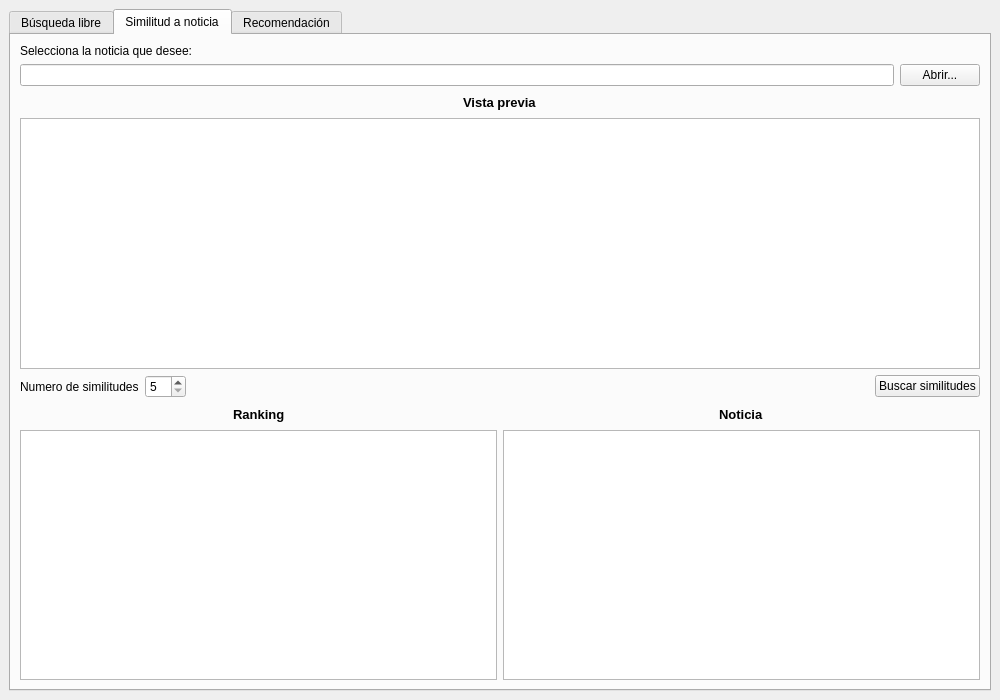
Before: the Qt Designer form window.ui in pablopascu99/practicaSSII, drawn with Qt 5.
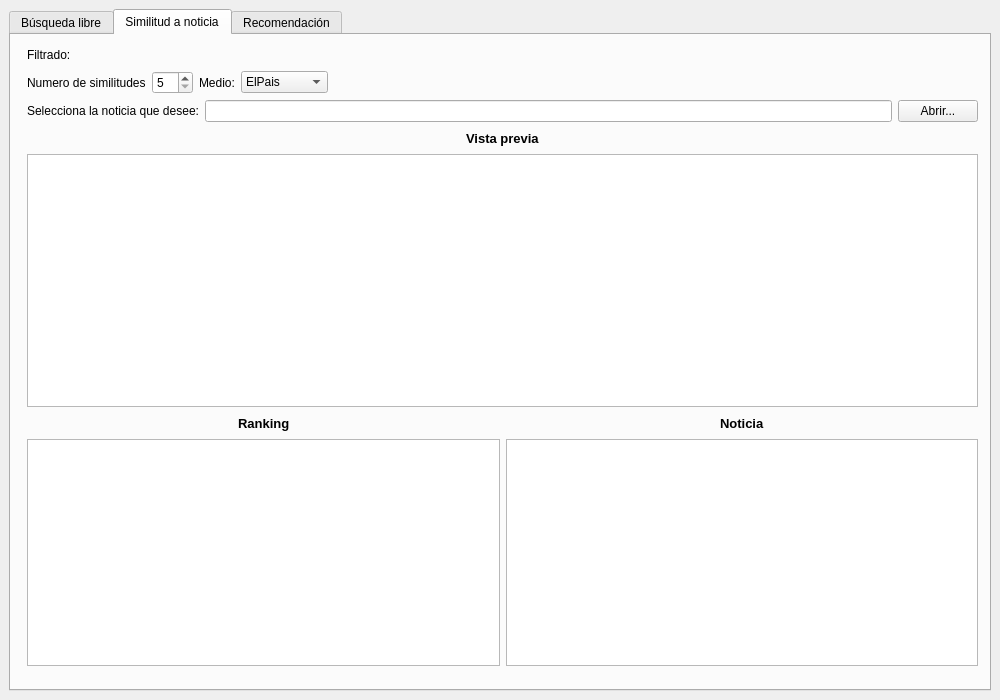
After: the same form once the commit is applied. The open tabs and pages were chosen to show the change.

The edit to the form file:
```diff
--- a/window.ui
+++ b/window.ui
@@ -26,7 +26,7 @@
    <string>MainWindow</string>
   </property>
   <widget class="QWidget" name="centralwidget">
-   <layout class="QGridLayout" name="gridLayout_3">
+   <layout class="QGridLayout" name="gridLayout">
     <item row="0" column="0">
      <widget class="QTabWidget" name="tabWidget">
       <property name="currentIndex">
@@ -262,12 +262,104 @@
        <attribute name="title">
         <string>Similitud a noticia</string>
        </attribute>
-       <layout class="QGridLayout" name="gridLayout">
-        <item row="0" column="0">
-         <layout class="QVBoxLayout" name="verticalLayout_2">
+       <widget class="QWidget" name="verticalLayoutWidget_2">
+        <property name="geometry">
+         <rect>
+          <x>16</x>
+          <y>10</y>
+          <width>951</width>
+          <height>621</height>
+         </rect>
+        </property>
+        <layout class="QVBoxLayout" name="verticalLayout_12">
           <item>
            <layout class="QVBoxLayout" name="verticalLayout_5">
             <item>
+            <layout class="QHBoxLayout" name="horizontalLayout_9">
+             <item>
+              <widget class="QLabel" name="label_15">
+               <property name="text">
+                <string>Filtrado:</string>
+               </property>
+              </widget>
+             </item>
+             <item>
+              <spacer name="horizontalSpacer_18">
+               <property name="orientation">
+                <enum>Qt::Horizontal</enum>
+               </property>
+               <property name="sizeHint" stdset="0">
+                <size>
+                 <width>40</width>
+                 <height>20</height>
+                </size>
+               </property>
+              </spacer>
+             </item>
+            </layout>
+           </item>
+           <item>
+            <layout class="QHBoxLayout" name="horizontalLayout_8">
+             <item>
+              <widget class="QLabel" name="label_7">
+               <property name="text">
+                <string>Numero de similitudes</string>
+               </property>
+              </widget>
+             </item>
+             <item>
+              <widget class="QSpinBox" name="nranking_2">
+               <property name="minimum">
+                <number>5</number>
+               </property>
+              </widget>
+             </item>
+             <item>
+              <widget class="QLabel" name="label_14">
+               <property name="text">
+                <string>Medio:</string>
+               </property>
+              </widget>
+             </item>
+             <item>
+              <widget class="QComboBox" name="comboBox_2">
+               <item>
+                <property name="text">
+                 <string>ElPais</string>
+                </property>
+               </item>
+               <item>
+                <property name="text">
+                 <string>20Minutos</string>
+                </property>
+               </item>
+               <item>
+                <property name="text">
+                 <string>ElMundo</string>
+                </property>
+               </item>
+              </widget>
+             </item>
+             <item>
+              <spacer name="horizontalSpacer_5">
+               <property name="orientation">
+                <enum>Qt::Horizontal</enum>
+               </property>
+               <property name="sizeHint" stdset="0">
+                <size>
+                 <width>40</width>
+                 <height>20</height>
+                </size>
+               </property>
+              </spacer>
+             </item>
+            </layout>
+           </item>
+          </layout>
+         </item>
+         <item>
+          <layout class="QHBoxLayout" name="horizontalLayout_7">
+           <item>
              <widget class="QLabel" name="label_6">
               <property name="text">
                <string>Selecciona la noticia que desee:</string>
@@ -275,8 +367,6 @@
              </widget>
             </item>
             <item>
-             <layout class="QHBoxLayout" name="horizontalLayout_7">
-              <item>
                <widget class="QLineEdit" name="lineTexto"/>
               </item>
               <item>
@@ -288,8 +378,6 @@
               </item>
              </layout>
             </item>
-           </layout>
-          </item>
           <item>
            <layout class="QVBoxLayout" name="verticalLayout">
             <item>
@@ -339,56 +427,6 @@
             <item>
              <widget class="QTextEdit" name="showNoticiaSim"/>
             </item>
-           </layout>
-          </item>
-          <item>
-           <layout class="QHBoxLayout" name="horizontalLayout_9">
-            <item>
-             <layout class="QHBoxLayout" name="horizontalLayout_8">
-              <item>
-               <widget class="QLabel" name="label_7">
-                <property name="text">
-                 <string>Numero de similitudes</string>
-                </property>
-               </widget>
-              </item>
-              <item>
-               <widget class="QSpinBox" name="spinBox">
-                <property name="minimum">
-                 <number>5</number>
-                </property>
-               </widget>
-              </item>
-              <item>
-               <spacer name="horizontalSpacer_5">
-                <property name="orientation">
-                 <enum>Qt::Horizontal</enum>
-                </property>
-                <property name="sizeHint" stdset="0">
-                 <size>
-                  <width>40</width>
-                  <height>20</height>
-                 </size>
-                </property>
-               </spacer>
-              </item>
-             </layout>
-            </item>
-            <item>
-             <widget class="QPushButton" name="pushButton_2">
-              <property name="minimumSize">
-               <size>
-                <width>100</width>
-                <height>20</height>
-               </size>
-              </property>
-              <property name="text">
-               <string>Buscar similitudes</string>
-              </property>
-             </widget>
-            </item>
-           </layout>
-          </item>
           <item>
            <layout class="QHBoxLayout" name="horizontalLayout_12">
             <item>
@@ -438,7 +476,11 @@
                </layout>
               </item>
               <item>
-               <widget class="QTableView" name="tableView"/>
+                <widget class="QTableWidget" name="tableWidget_2">
+                 <property name="selectionBehavior">
+                  <enum>QAbstractItemView::SelectRows</enum>
+                 </property>
+                </widget>
               </item>
              </layout>
             </item>
@@ -498,6 +540,7 @@
          </layout>
         </item>
        </layout>
+       </widget>
       </widget>
       <widget class="QWidget" name="recom">
        <attribute name="title">
```
Left out of the diff: 10 changed lines with no effect on the pictures. Lines whose indentation alone changed are shown as unchanged.
